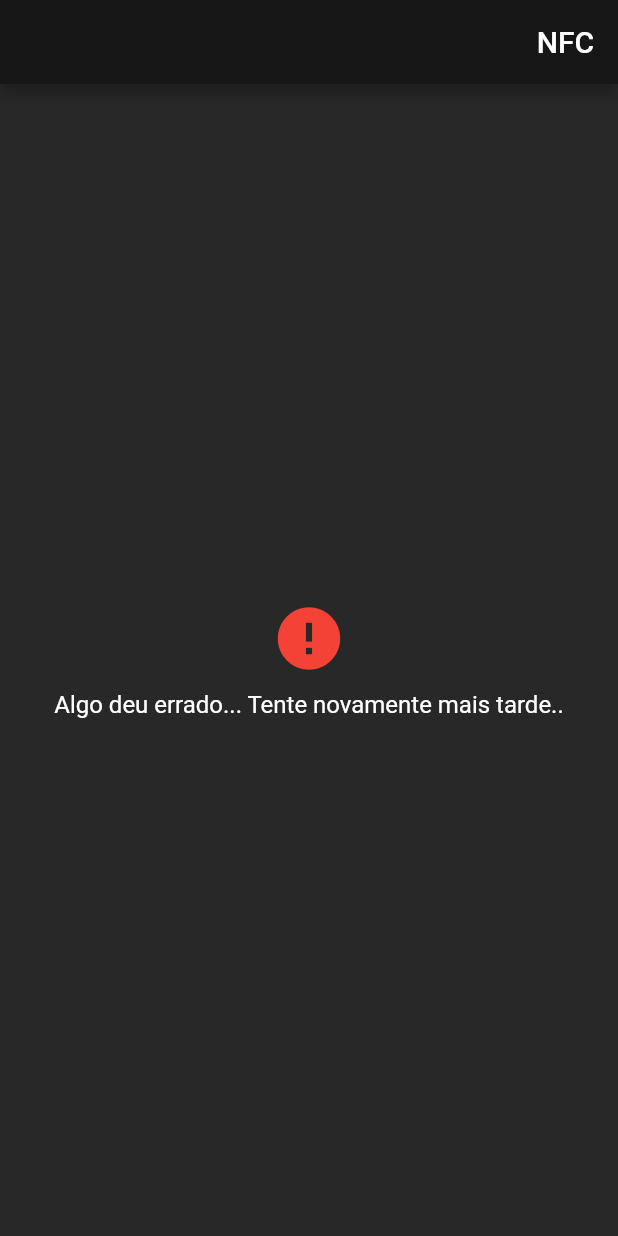
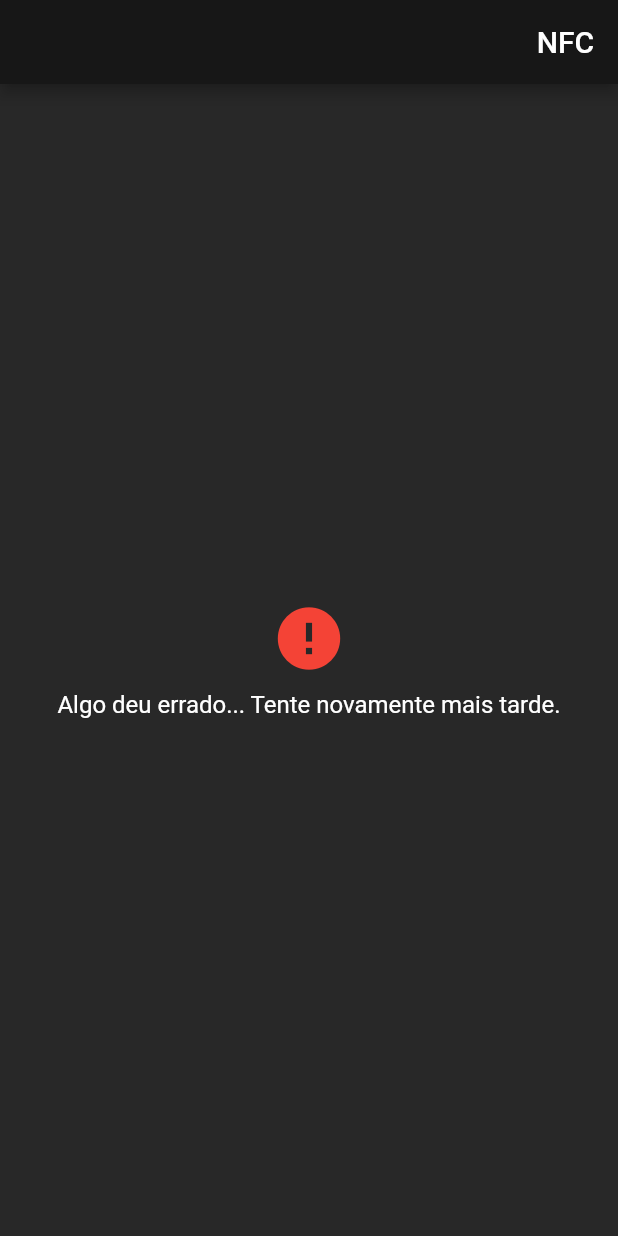
Before and after one commit to buildchef/nfc, a Flutter app: the ErrorScreen screen opened directly, on a phone screen of 412 x 824 dp. Run offline on Flutter 3.47's test engine with Material 2 defaults, Android fonts, the phone set to English and light mode, and no system bars; our stand-ins replace fluttertoast; missing offline and left inert: nfc_manager.

Commit message:
correção mensagem

```diff
--- a/lib/main.dart
+++ b/lib/main.dart
@@ -232,7 +232,7 @@ class ErrorScreen extends StatelessWidget {
             ),
             SizedBox(height: 10.0),
             Text(
-              'Algo deu errado... Tente novamente mais tarde..',
+              'Algo deu errado... Tente novamente mais tarde.',
               style: TextStyle(fontSize: 16.0),
             ),
           ],
```
